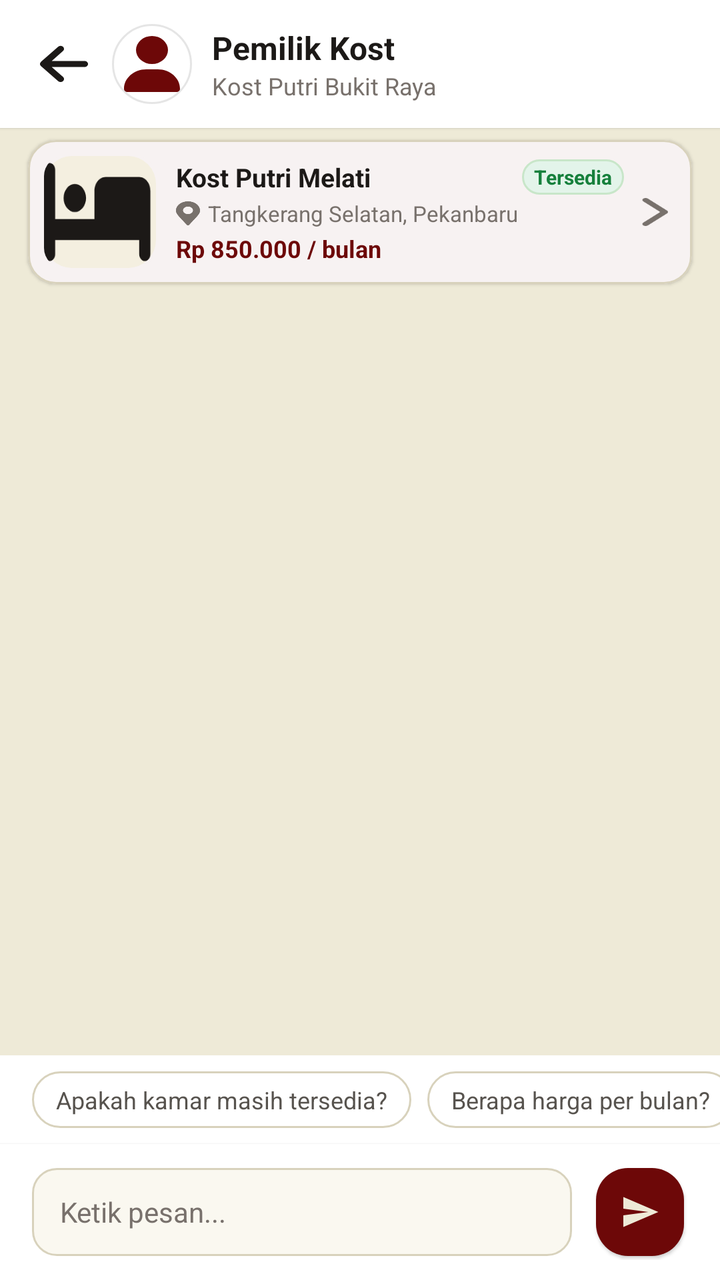
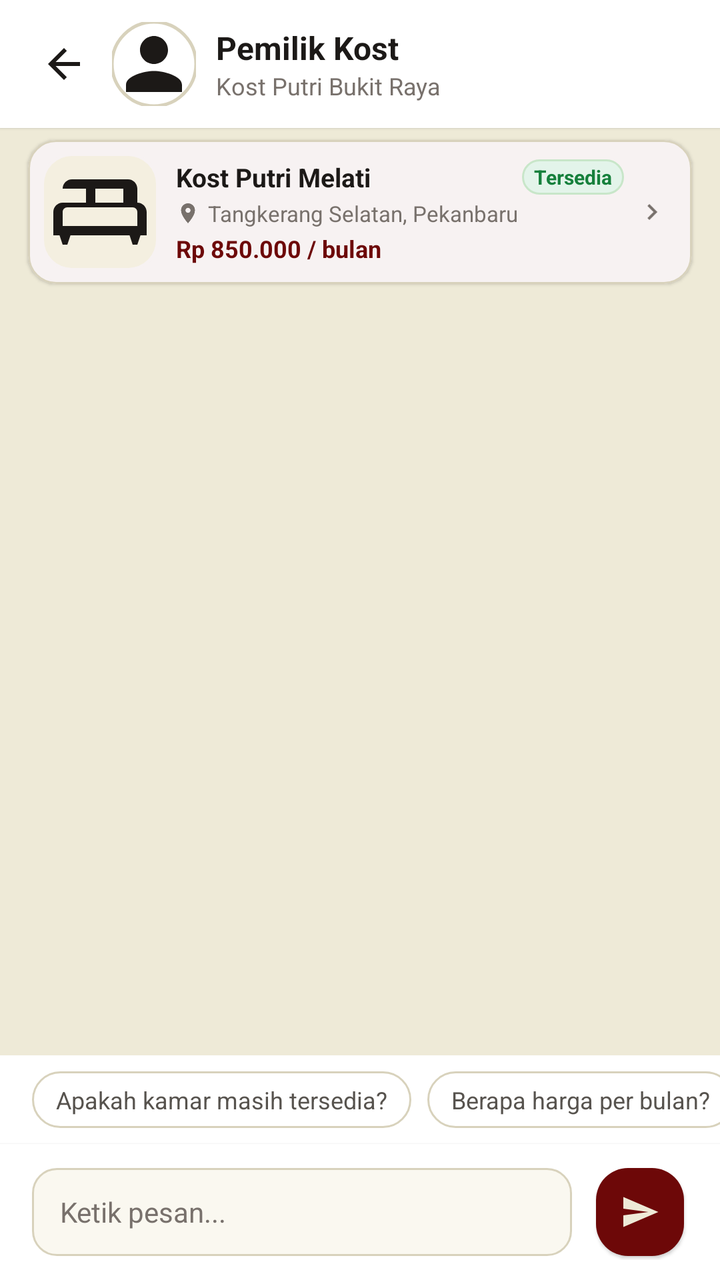

Before-and-after screenshots of an Android layout around one commit, followed by the original layout XML and the change that was made.
<!-- AndroidManifest.xml: application theme Theme.CariKostKita -->
<!-- res/layout/activity_chat_room.xml -->
<?xml version="1.0" encoding="utf-8"?>
<androidx.constraintlayout.widget.ConstraintLayout xmlns:android="http://schemas.android.com/apk/res/android"
    xmlns:app="http://schemas.android.com/apk/res-auto"
    android:layout_width="match_parent"
    android:layout_height="match_parent"
    android:background="@color/background">

    
    <LinearLayout
        android:id="@+id/toolbar_chat"
        android:layout_width="match_parent"
        android:layout_height="64dp"
        android:background="@color/surface"
        android:elevation="1dp"
        android:gravity="center_vertical"
        android:orientation="horizontal"
        android:paddingHorizontal="12dp"
        app:layout_constraintTop_toTopOf="parent">

        <ImageButton
            android:id="@+id/btn_chat_back"
            android:layout_width="40dp"
            android:layout_height="40dp"
            android:background="?attr/selectableItemBackgroundBorderless"
            android:contentDescription="Kembali"
            android:src="@drawable/ic_arrow_back"
            app:tint="@color/text_primary" />

        <ImageView
            android:id="@+id/iv_chat_avatar"
            android:layout_width="40dp"
            android:layout_height="40dp"
            android:layout_marginStart="4dp"
            android:background="@drawable/bg_fav_circle"
            android:padding="6dp"
            android:src="@drawable/ic_nav_profile"
            app:tint="@color/primary" />

        <LinearLayout
            android:layout_width="0dp"
            android:layout_height="wrap_content"
            android:layout_marginStart="10dp"
            android:layout_weight="1"
            android:orientation="vertical">

            <TextView
                android:id="@+id/tv_chat_counterpart_name"
                android:layout_width="wrap_content"
                android:layout_height="wrap_content"
                android:ellipsize="end"
                android:maxLines="1"
                android:text="Pemilik Kost"
                android:textColor="@color/text_primary"
                android:textSize="16sp"
                android:textStyle="bold" />

            <TextView
                android:id="@+id/tv_chat_kost_subtitle"
                android:layout_width="wrap_content"
                android:layout_height="wrap_content"
                android:ellipsize="end"
                android:maxLines="1"
                android:text="Kost Putri Bukit Raya"
                android:textColor="@color/text_muted"
                android:textSize="12sp" />
        </LinearLayout>

    </LinearLayout>

    
    <com.google.android.material.card.MaterialCardView
        android:id="@+id/card_chat_kost_context"
        android:layout_width="match_parent"
        android:layout_height="wrap_content"
        android:layout_marginHorizontal="14dp"
        android:layout_marginTop="6dp"
        android:clickable="true"
        android:focusable="true"
        android:foreground="?attr/selectableItemBackground"
        app:cardBackgroundColor="@color/surface"
        app:cardCornerRadius="14dp"
        app:cardElevation="1dp"
        app:contentPadding="8dp"
        app:layout_constraintTop_toBottomOf="@+id/toolbar_chat"
        app:strokeColor="@color/border_subtle"
        app:strokeWidth="1dp">

        <LinearLayout
            android:layout_width="match_parent"
            android:layout_height="wrap_content"
            android:gravity="center_vertical"
            android:orientation="horizontal">

            <com.google.android.material.card.MaterialCardView
                android:layout_width="56dp"
                android:layout_height="56dp"
                app:cardCornerRadius="10dp"
                app:cardElevation="0dp"
                app:strokeWidth="0dp">

                <ImageView
                    android:id="@+id/iv_context_kost_thumb"
                    android:layout_width="match_parent"
                    android:layout_height="match_parent"
                    android:background="@drawable/bg_thumb_placeholder"
                    android:scaleType="centerCrop"
                    android:src="@drawable/ic_bed" />
            </com.google.android.material.card.MaterialCardView>

            <LinearLayout
                android:layout_width="0dp"
                android:layout_height="wrap_content"
                android:layout_marginStart="10dp"
                android:layout_marginEnd="6dp"
                android:layout_weight="1"
                android:orientation="vertical">

                <LinearLayout
                    android:layout_width="match_parent"
                    android:layout_height="wrap_content"
                    android:gravity="center_vertical"
                    android:orientation="horizontal">

                    <TextView
                        android:id="@+id/tv_context_kost_name"
                        android:layout_width="0dp"
                        android:layout_height="wrap_content"
                        android:layout_weight="1"
                        android:ellipsize="end"
                        android:maxLines="1"
                        android:text="Kost Putri Melati"
                        android:textColor="@color/text_primary"
                        android:textSize="13sp"
                        android:textStyle="bold" />

                    <TextView
                        android:id="@+id/tv_context_kost_status"
                        android:layout_width="wrap_content"
                        android:layout_height="wrap_content"
                        android:layout_marginStart="6dp"
                        android:background="@drawable/bg_pill_tersedia"
                        android:paddingHorizontal="6dp"
                        android:paddingVertical="2dp"
                        android:text="Tersedia"
                        android:textColor="@color/status_tersedia"
                        android:textSize="10sp"
                        android:textStyle="bold" />
                </LinearLayout>

                <LinearLayout
                    android:layout_width="match_parent"
                    android:layout_height="wrap_content"
                    android:layout_marginTop="2dp"
                    android:gravity="center_vertical"
                    android:orientation="horizontal">

                    <ImageView
                        android:layout_width="12dp"
                        android:layout_height="12dp"
                        android:contentDescription="Pin Lokasi"
                        android:src="@drawable/ic_location_pin"
                        app:tint="@color/text_muted" />

                    <TextView
                        android:id="@+id/tv_context_kost_location"
                        android:layout_width="wrap_content"
                        android:layout_height="wrap_content"
                        android:layout_marginStart="4dp"
                        android:ellipsize="end"
                        android:maxLines="1"
                        android:text="Tangkerang Selatan, Pekanbaru"
                        android:textColor="@color/text_muted"
                        android:textSize="11sp" />
                </LinearLayout>

                <TextView
                    android:id="@+id/tv_context_kost_price"
                    android:layout_width="wrap_content"
                    android:layout_height="wrap_content"
                    android:layout_marginTop="2dp"
                    android:text="Rp 850.000 / bulan"
                    android:textColor="@color/primary"
                    android:textSize="12sp"
                    android:textStyle="bold" />
            </LinearLayout>

            <ImageView
                android:layout_width="16dp"
                android:layout_height="16dp"
                android:layout_marginEnd="4dp"
                android:contentDescription="Lihat Detail"
                android:src="@drawable/ic_chevron_right"
                app:tint="@color/text_muted" />
        </LinearLayout>
    </com.google.android.material.card.MaterialCardView>

    
    <androidx.recyclerview.widget.RecyclerView
        android:id="@+id/rv_chat_messages"
        android:layout_width="match_parent"
        android:layout_height="0dp"
        android:clipToPadding="false"
        android:paddingVertical="8dp"
        app:layout_constraintBottom_toTopOf="@+id/layout_chat_quick_replies"
        app:layout_constraintTop_toBottomOf="@+id/card_chat_kost_context" />

    
    <ProgressBar
        android:id="@+id/pb_chat_loading"
        android:layout_width="wrap_content"
        android:layout_height="wrap_content"
        android:indeterminateTint="@color/primary"
        android:visibility="gone"
        app:layout_constraintBottom_toTopOf="@+id/layout_chat_quick_replies"
        app:layout_constraintEnd_toEndOf="parent"
        app:layout_constraintStart_toStartOf="parent"
        app:layout_constraintTop_toBottomOf="@+id/card_chat_kost_context" />

    
    <LinearLayout
        android:id="@+id/layout_chat_empty"
        android:layout_width="wrap_content"
        android:layout_height="wrap_content"
        android:gravity="center"
        android:orientation="vertical"
        android:padding="24dp"
        android:visibility="gone"
        app:layout_constraintBottom_toTopOf="@+id/layout_chat_quick_replies"
        app:layout_constraintEnd_toEndOf="parent"
        app:layout_constraintStart_toStartOf="parent"
        app:layout_constraintTop_toBottomOf="@+id/card_chat_kost_context">

        <ImageView
            android:layout_width="56dp"
            android:layout_height="56dp"
            android:src="@drawable/ic_nav_chat"
            app:tint="@color/border" />

        <TextView
            android:layout_width="wrap_content"
            android:layout_height="wrap_content"
            android:layout_marginTop="12dp"
            android:text="Mulai Percakapan"
            android:textColor="@color/text_primary"
            android:textSize="15sp"
            android:textStyle="bold" />

        <TextView
            android:layout_width="wrap_content"
            android:layout_height="wrap_content"
            android:layout_marginTop="4dp"
            android:gravity="center"
            android:text="Kirim pesan langsung ke pemilik atau gunakan pertanyaan cepat di bawah."
            android:textColor="@color/text_muted"
            android:textSize="12sp" />
    </LinearLayout>

    
    <HorizontalScrollView
        android:id="@+id/layout_chat_quick_replies"
        android:layout_width="match_parent"
        android:layout_height="wrap_content"
        android:background="@color/surface"
        android:clipToPadding="false"
        android:overScrollMode="never"
        android:paddingHorizontal="16dp"
        android:paddingVertical="8dp"
        android:scrollbars="none"
        app:layout_constraintBottom_toTopOf="@+id/layout_chat_input_bar">

        <LinearLayout
            android:layout_width="wrap_content"
            android:layout_height="wrap_content"
            android:orientation="horizontal">

            <TextView
                android:id="@+id/chip_quick_1"
                android:layout_width="wrap_content"
                android:layout_height="wrap_content"
                android:background="@drawable/bg_badge_kategori_unselected"
                android:clickable="true"
                android:focusable="true"
                android:paddingHorizontal="12dp"
                android:paddingVertical="6dp"
                android:text="Apakah kamar masih tersedia?"
                android:textColor="@color/text_secondary"
                android:textSize="12sp" />

            <TextView
                android:id="@+id/chip_quick_2"
                android:layout_width="wrap_content"
                android:layout_height="wrap_content"
                android:layout_marginStart="8dp"
                android:background="@drawable/bg_badge_kategori_unselected"
                android:clickable="true"
                android:focusable="true"
                android:paddingHorizontal="12dp"
                android:paddingVertical="6dp"
                android:text="Berapa harga per bulan?"
                android:textColor="@color/text_secondary"
                android:textSize="12sp" />

            <TextView
                android:id="@+id/chip_quick_3"
                android:layout_width="wrap_content"
                android:layout_height="wrap_content"
                android:layout_marginStart="8dp"
                android:background="@drawable/bg_badge_kategori_unselected"
                android:clickable="true"
                android:focusable="true"
                android:paddingHorizontal="12dp"
                android:paddingVertical="6dp"
                android:text="Boleh lihat kostnya?"
                android:textColor="@color/text_secondary"
                android:textSize="12sp" />

            <TextView
                android:id="@+id/chip_quick_4"
                android:layout_width="wrap_content"
                android:layout_height="wrap_content"
                android:layout_marginStart="8dp"
                android:background="@drawable/bg_badge_kategori_unselected"
                android:clickable="true"
                android:focusable="true"
                android:paddingHorizontal="12dp"
                android:paddingVertical="6dp"
                android:text="Apakah bisa survei hari ini?"
                android:textColor="@color/text_secondary"
                android:textSize="12sp" />

        </LinearLayout>
    </HorizontalScrollView>

    
    <LinearLayout
        android:id="@+id/layout_chat_input_bar"
        android:layout_width="match_parent"
        android:layout_height="wrap_content"
        android:background="@color/surface"
        android:elevation="2dp"
        android:gravity="center_vertical"
        android:orientation="horizontal"
        android:paddingHorizontal="16dp"
        android:paddingVertical="10dp"
        app:layout_constraintBottom_toBottomOf="parent">

        <EditText
            android:id="@+id/et_chat_input"
            android:layout_width="0dp"
            android:layout_height="wrap_content"
            android:layout_weight="1"
            android:background="@drawable/bg_input_field"
            android:hint="Ketik pesan..."
            android:inputType="textCapSentences|textMultiLine"
            android:maxLines="4"
            android:minHeight="44dp"
            android:paddingHorizontal="14dp"
            android:paddingVertical="10dp"
            android:textColor="@color/text_primary"
            android:textColorHint="@color/text_muted"
            android:textSize="14sp" />

        <com.google.android.material.floatingactionbutton.FloatingActionButton
            android:id="@+id/btn_chat_send"
            android:layout_width="wrap_content"
            android:layout_height="wrap_content"
            android:layout_marginStart="10dp"
            android:contentDescription="Kirim Pesan"
            android:src="@drawable/ic_send"
            app:backgroundTint="@color/primary"
            app:elevation="1dp"
            app:fabCustomSize="44dp"
            app:maxImageSize="20dp"
            app:tint="@color/on_primary" />
    </LinearLayout>

</androidx.constraintlayout.widget.ConstraintLayout>
<!-- resources referenced by this layout -->
<resources>
  <color name="background">#EEEAD7</color>
  <color name="border">#D8D2BC</color>
  <color name="border_subtle">#D8D2BC</color>
  <color name="on_primary">#EEEAD7</color>
  <color name="primary">#6D0808</color>
  <color name="status_tersedia">#16803C</color>
  <color name="surface">#FFFFFF</color>
  <color name="text_muted">#78716C</color>
  <color name="text_primary">#1C1917</color>
  <color name="text_secondary">#57534E</color>
  <!-- drawable bg_fav_circle (drawable) -->
  <?xml version="1.0" encoding="utf-8"?>
  <shape xmlns:android="http://schemas.android.com/apk/res/android"
      android:shape="oval">
      <solid android:color="@color/surface" />
      <stroke
          android:width="1dp"
          android:color="#1A000000" />
  </shape>
  <!-- drawable bg_thumb_placeholder (drawable) -->
  <?xml version="1.0" encoding="utf-8"?>
  <shape xmlns:android="http://schemas.android.com/apk/res/android"
      android:shape="rectangle">
      <solid android:color="@color/placeholder_bg" />
      <corners android:radius="14dp" />
  </shape>
  <!-- drawable ic_arrow_back (drawable) -->
  <vector xmlns:android="http://schemas.android.com/apk/res/android"
      android:width="24dp"
      android:height="24dp"
      android:viewportWidth="448"
      android:viewportHeight="512">
      <path
          android:fillColor="@color/text_primary"
          android:pathData="M9.4,233.4c-12.5,12.5 -12.5,32.8 0,45.3l160,160c12.5,12.5 32.8,12.5 45.3,0s12.5,-32.8 0,-45.3L109.2,288 416,288c17.7,0 32,-14.3 32,-32s-14.3,-32 -32,-32l-306.7,0L214.6,117.4c12.5,-12.5 12.5,-32.8 0,-45.3s-32.8,-12.5 -45.3,0l-160,160z"/>
  </vector>
  <!-- drawable ic_bed (drawable) -->
  <vector xmlns:android="http://schemas.android.com/apk/res/android"
      android:width="24dp"
      android:height="24dp"
      android:viewportWidth="640"
      android:viewportHeight="512">
      <path
          android:fillColor="@color/text_primary"
          android:pathData="M32,32c17.7,0 32,14.3 32,32V288h224V160c0,-35.3 28.7,-64 64,-64h192c35.3,0 64,28.7 64,64v288c0,17.7 -14.3,32 -32,32s-32,-14.3 -32,-32V384H64v64c0,17.7 -14.3,32 -32,32s-32,-14.3 -32,-32V64c0,-17.7 14.3,-32 32,-32zm144,96a64,64 0,1 1 0,128 64,64 0,1 1 0,-128zm208,64h160c17.7,0 32,14.3 32,32v64H352V224c0,-17.7 14.3,-32 32,-32z"/>
  </vector>
  <!-- drawable ic_chevron_right (drawable) -->
  <vector xmlns:android="http://schemas.android.com/apk/res/android"
      android:width="24dp"
      android:height="24dp"
      android:viewportWidth="320"
      android:viewportHeight="512">
      <path
          android:fillColor="@color/text_secondary"
          android:pathData="M310.6,233.4c12.5,12.5 12.5,32.8 0,45.3l-192,192c-12.5,12.5 -32.8,12.5 -45.3,0s-12.5,-32.8 0,-45.3L242.7,256 73.4,86.6c-12.5,-12.5 -12.5,-32.8 0,-45.3s32.8,-12.5 45.3,0l192,192z"/>
  </vector>
  <!-- drawable ic_location_pin (drawable) -->
  <vector xmlns:android="http://schemas.android.com/apk/res/android"
      android:width="24dp"
      android:height="24dp"
      android:viewportWidth="384"
      android:viewportHeight="512">
      <path
          android:fillColor="@color/primary"
          android:pathData="M172.3,501.7C27,291 0,269.4 0,192 0,86 86,0 192,0s192,86 192,192c0,77.4 -27,99 -172.3,309.7 -9.5,13.8 -29.9,13.8 -39.4,0zM192,272a80,80 0,1 0 0,-160 80,80 0,1 0 0,160z"/>
  </vector>
  <!-- drawable ic_nav_profile (drawable) -->
  <vector xmlns:android="http://schemas.android.com/apk/res/android"
      android:width="24dp"
      android:height="24dp"
      android:viewportWidth="448"
      android:viewportHeight="512">
      <path
          android:fillColor="@color/text_muted"
          android:pathData="M224,256A128,128 0,1 0,224 0a128,128 0,1 0,0 256zm-45.7,48C79.8,304 0,383.8 0,482.3 0,498.7 13.3,512 29.7,512H418.3c16.4,0 29.7,-13.3 29.7,-29.7 0,-98.5 -79.8,-178.3 -178.3,-178.3h-91.4z"/>
  </vector>
  <color name="surface_variant">#FAF8F0</color>
  <color name="status_tersedia_soft">#E3F4EA</color>
  <color name="placeholder_bg">#F4EFE0</color>
  <color name="primary_dark">#620808</color>
  <color name="primary_soft">#F4EFE0</color>
  <!-- unchanged entries left out for length: 6 -->
</resources>

<!-- the commit's change to res/layout/activity_chat_room.xml (unified diff, before → after) -->
@@ -26,15 +26,16 @@
             android:src="@drawable/ic_arrow_back"
             app:tint="@color/text_primary" />
 
-        <ImageView
+        <com.google.android.material.imageview.ShapeableImageView
             android:id="@+id/iv_chat_avatar"
-            android:layout_width="40dp"
-            android:layout_height="40dp"
+            android:layout_width="42dp"
+            android:layout_height="42dp"
             android:layout_marginStart="4dp"
-            android:background="@drawable/bg_fav_circle"
-            android:padding="6dp"
+            android:scaleType="centerCrop"
             android:src="@drawable/ic_nav_profile"
-            app:tint="@color/primary" />
+            app:shapeAppearanceOverlay="@style/CircleImageOverlay"
+            app:strokeColor="@color/border_subtle"
+            app:strokeWidth="1.5dp" />
 
         <LinearLayout
             android:layout_width="0dp"
<!-- resource entries referenced after the edit -->
@@ -10,15 +10,6 @@
   <color name="text_muted">#78716C</color>
   <color name="text_primary">#1C1917</color>
   <color name="text_secondary">#57534E</color>
-  <!-- drawable bg_fav_circle (drawable) -->
-  <?xml version="1.0" encoding="utf-8"?>
-  <shape xmlns:android="http://schemas.android.com/apk/res/android"
-      android:shape="oval">
-      <solid android:color="@color/surface" />
-      <stroke
-          android:width="1dp"
-          android:color="#1A000000" />
-  </shape>
   <!-- drawable bg_thumb_placeholder (drawable) -->
   <?xml version="1.0" encoding="utf-8"?>
   <shape xmlns:android="http://schemas.android.com/apk/res/android"
@@ -30,52 +21,55 @@
   <vector xmlns:android="http://schemas.android.com/apk/res/android"
       android:width="24dp"
       android:height="24dp"
-      android:viewportWidth="448"
-      android:viewportHeight="512">
+      android:viewportWidth="24"
+      android:viewportHeight="24">
       <path
           android:fillColor="@color/text_primary"
-          android:pathData="M9.4,233.4c-12.5,12.5 -12.5,32.8 0,45.3l160,160c12.5,12.5 32.8,12.5 45.3,0s12.5,-32.8 0,-45.3L109.2,288 416,288c17.7,0 32,-14.3 32,-32s-14.3,-32 -32,-32l-306.7,0L214.6,117.4c12.5,-12.5 12.5,-32.8 0,-45.3s-32.8,-12.5 -45.3,0l-160,160z"/>
+          android:pathData="M20,11H7.83l5.59,-5.59L12,4l-8,8 8,8 1.41,-1.41L7.83,13H20v-2z"/>
   </vector>
   <!-- drawable ic_bed (drawable) -->
   <vector xmlns:android="http://schemas.android.com/apk/res/android"
       android:width="24dp"
       android:height="24dp"
-      android:viewportWidth="640"
-      android:viewportHeight="512">
+      android:viewportWidth="24"
+      android:viewportHeight="24">
       <path
           android:fillColor="@color/text_primary"
-          android:pathData="M32,32c17.7,0 32,14.3 32,32V288h224V160c0,-35.3 28.7,-64 64,-64h192c35.3,0 64,28.7 64,64v288c0,17.7 -14.3,32 -32,32s-32,-14.3 -32,-32V384H64v64c0,17.7 -14.3,32 -32,32s-32,-14.3 -32,-32V64c0,-17.7 14.3,-32 32,-32zm144,96a64,64 0,1 1 0,128 64,64 0,1 1 0,-128zm208,64h160c17.7,0 32,14.3 32,32v64H352V224c0,-17.7 14.3,-32 32,-32z"/>
+          android:pathData="M20,10V7c0,-1.1 -0.9,-2 -2,-2H6c-1.1,0 -2,0.9 -2,2v3c-1.1,0 -2,0.9 -2,2v5h1.33L4,19h1l0.67,-2h12.67l0.66,2h1l0.67,-2H22v-5c0,-1.1 -0.9,-2 -2,-2zm-9,-3h6v3h-6V7zm-7,3V7h5v3H4zm16,5H4v-3c0,-0.55 0.45,-1 1,-1h14c0.55,0 1,0.45 1,1v3z"/>
   </vector>
   <!-- drawable ic_chevron_right (drawable) -->
   <vector xmlns:android="http://schemas.android.com/apk/res/android"
       android:width="24dp"
       android:height="24dp"
-      android:viewportWidth="320"
-      android:viewportHeight="512">
+      android:viewportWidth="24"
+      android:viewportHeight="24">
       <path
-          android:fillColor="@color/text_secondary"
-          android:pathData="M310.6,233.4c12.5,12.5 12.5,32.8 0,45.3l-192,192c-12.5,12.5 -32.8,12.5 -45.3,0s-12.5,-32.8 0,-45.3L242.7,256 73.4,86.6c-12.5,-12.5 -12.5,-32.8 0,-45.3s32.8,-12.5 45.3,0l192,192z"/>
+          android:fillColor="@color/text_primary"
+          android:pathData="M10,6L8.59,7.41 13.17,12l-4.58,4.59L10,18l6,-6z"/>
   </vector>
   <!-- drawable ic_location_pin (drawable) -->
   <vector xmlns:android="http://schemas.android.com/apk/res/android"
       android:width="24dp"
       android:height="24dp"
-      android:viewportWidth="384"
-      android:viewportHeight="512">
+      android:viewportWidth="24"
+      android:viewportHeight="24">
       <path
           android:fillColor="@color/primary"
-          android:pathData="M172.3,501.7C27,291 0,269.4 0,192 0,86 86,0 192,0s192,86 192,192c0,77.4 -27,99 -172.3,309.7 -9.5,13.8 -29.9,13.8 -39.4,0zM192,272a80,80 0,1 0 0,-160 80,80 0,1 0 0,160z"/>
+          android:pathData="M12,2C8.13,2 5,5.13 5,9c0,5.25 7,13 7,13s7,-7.75 7,-13c0,-3.87 -3.13,-7 -7,-7zm0,9.5c-1.38,0 -2.5,-1.12 -2.5,-2.5s1.12,-2.5 2.5,-2.5 2.5,1.12 2.5,2.5 -1.12,2.5 -2.5,2.5z"/>
   </vector>
   <!-- drawable ic_nav_profile (drawable) -->
   <vector xmlns:android="http://schemas.android.com/apk/res/android"
       android:width="24dp"
       android:height="24dp"
-      android:viewportWidth="448"
-      android:viewportHeight="512">
+      android:viewportWidth="24"
+      android:viewportHeight="24">
       <path
-          android:fillColor="@color/text_muted"
-          android:pathData="M224,256A128,128 0,1 0,224 0a128,128 0,1 0,0 256zm-45.7,48C79.8,304 0,383.8 0,482.3 0,498.7 13.3,512 29.7,512H418.3c16.4,0 29.7,-13.3 29.7,-29.7 0,-98.5 -79.8,-178.3 -178.3,-178.3h-91.4z"/>
+          android:fillColor="@color/text_primary"
+          android:pathData="M12,12c2.21,0 4,-1.79 4,-4s-1.79,-4 -4,-4 -4,1.79 -4,4 1.79,4 4,4zm0,2c-2.67,0 -8,1.34 -8,4v2h16v-2c0,-2.66 -5.33,-4 -8,-4z"/>
   </vector>
+  <style name="CircleImageOverlay" parent="">
+          <item name="cornerSize">50%</item>
+      </style>
   <color name="surface_variant">#FAF8F0</color>
   <color name="status_tersedia_soft">#E3F4EA</color>
   <color name="placeholder_bg">#F4EFE0</color>
